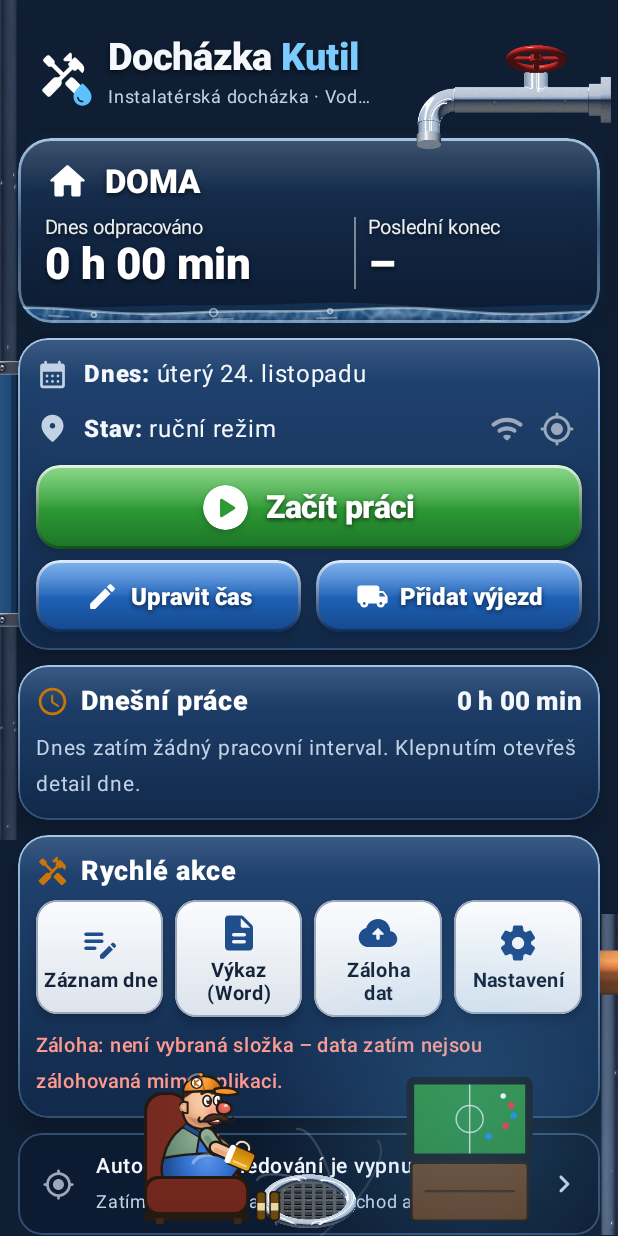
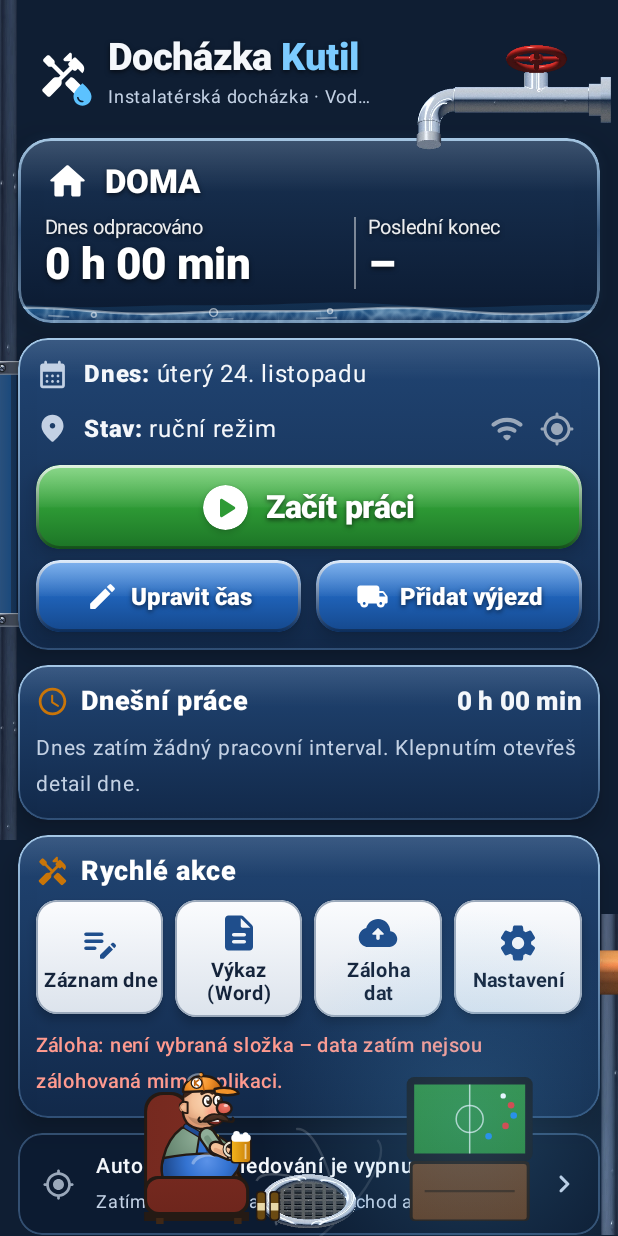
Before and after one commit to hincep-lab/dochazka-kutil, an Android app built with Jetpack Compose: the composable HomeScreen shown on its own in the app's theme, on a phone screen of 412 x 824 dp. Run offline under Robolectric (Android 15) with nearby library versions, the phone set to English and light mode, and no system bars; our stand-ins replace Room's generated code; pictures from the network do not load.

Commit message:
Pivo pěnou nahoru, při pití se nakloní k puse
Co-Authored-By: Claude Opus 5.5 <noreply@anthropic.com>
Claude-Session: https://claude.ai/code/session_01Ph5GLamZasUMbhqeTnjqyX

```diff
--- a/app/src/main/java/cz/kutil/dochazka/ui/Plumber.kt
+++ b/app/src/main/java/cz/kutil/dochazka/ui/Plumber.kt
@@ -863,14 +863,21 @@ internal fun DrawScope.drawArmLimb(sh: Offset, angle: Float, u: Float, back: Boo
                 outlined(cup, Brush.verticalGradient(listOf(Color(0xFFD63A2F), Color(0xFF8E1B1B)), startY = end.y, endY = end.y + 9 * u), u)
             }
             if (p.carry == 3) {
-                // korbel piva (horní okraj s pěnou je u ruky – při zvednutí k puse se nakloní)
-                val mug = androidx.compose.ui.geometry.Rect(tip.x - 6 * u, tip.y - 4 * u, tip.x + 6 * u, tip.y + 12 * u)
-                drawRoundRect(Outline, Offset(mug.left - 1 * u, mug.top - 1 * u), Size(mug.width + 2 * u, mug.height + 2 * u), cornerRadius = androidx.compose.ui.geometry.CornerRadius(2.5f * u))
-                drawRoundRect(Brush.horizontalGradient(listOf(Color(0xFFF2B21B), Color(0xFFC77D0A)), startX = mug.left, endX = mug.right), mug.topLeft, mug.size, cornerRadius = androidx.compose.ui.geometry.CornerRadius(2 * u))
-                drawRoundRect(Color.White, Offset(mug.left - 0.5f * u, mug.top - 1.5f * u), Size(mug.width + 1 * u, 4 * u), cornerRadius = androidx.compose.ui.geometry.CornerRadius(2 * u))
-                drawLine(Color.White.copy(alpha = 0.6f), Offset(mug.left + 2.5f * u, mug.top + 4 * u), Offset(mug.left + 2.5f * u, mug.bottom - 2 * u), strokeWidth = 1.2f * u)
-                drawArc(Outline, -90f, 180f, false, Offset(mug.right - 3 * u, mug.top + 2 * u), Size(8 * u, 9 * u), style = Stroke(2.6f * u))
-                drawArc(Color(0xFFE8E2D0), -90f, 180f, false, Offset(mug.right - 3 * u, mug.top + 2 * u), Size(8 * u, 9 * u), style = Stroke(1.4f * u))
+                // korbel piva: vždy pěnou nahoru (zrušíme natočení ruky); při pití se nakloní k puse
+                val drink = ((p.armR - 90f) / 75f).coerceIn(0f, 1f)
+                rotate(dir - 70f * drink, pivot = tip) {
+                    val mug = androidx.compose.ui.geometry.Rect(tip.x - 2 * u, tip.y - 12 * u, tip.x + 10 * u, tip.y + 4 * u)
+                    // ucho u ruky
+                    drawArc(Outline, 90f, 180f, false, Offset(mug.left - 5 * u, mug.top + 3 * u), Size(9 * u, 9 * u), style = Stroke(2.6f * u))
+                    drawArc(Color(0xFFE8E2D0), 90f, 180f, false, Offset(mug.left - 5 * u, mug.top + 3 * u), Size(9 * u, 9 * u), style = Stroke(1.4f * u))
+                    drawRoundRect(Outline, Offset(mug.left - 1 * u, mug.top - 1 * u), Size(mug.width + 2 * u, mug.height + 2 * u), cornerRadius = androidx.compose.ui.geometry.CornerRadius(2.5f * u))
+                    drawRoundRect(Brush.horizontalGradient(listOf(Color(0xFFF2B21B), Color(0xFFC77D0A)), startX = mug.left, endX = mug.right), mug.topLeft, mug.size, cornerRadius = androidx.compose.ui.geometry.CornerRadius(2 * u))
+                    // pěna nahoře
+                    drawRoundRect(Color.White, Offset(mug.left - 0.5f * u, mug.top - 2.5f * u), Size(mug.width + 1 * u, 5 * u), cornerRadius = androidx.compose.ui.geometry.CornerRadius(2.5f * u))
+                    drawCircle(Color.White, 2.2f * u, Offset(mug.left + 3 * u, mug.top - 2.5f * u))
+                    drawCircle(Color.White, 1.8f * u, Offset(mug.right - 3 * u, mug.top - 2 * u))
+                    drawLine(Color.White.copy(alpha = 0.6f), Offset(mug.right - 3 * u, mug.top + 4 * u), Offset(mug.right - 3 * u, mug.bottom - 2 * u), strokeWidth = 1.2f * u)
+                }
             }
             if (p.tape) {
                 drawCircle(Outline, 6.4f * u, Offset(tip.x, tip.y + 3 * u), style = Stroke(4.6f * u))
```
